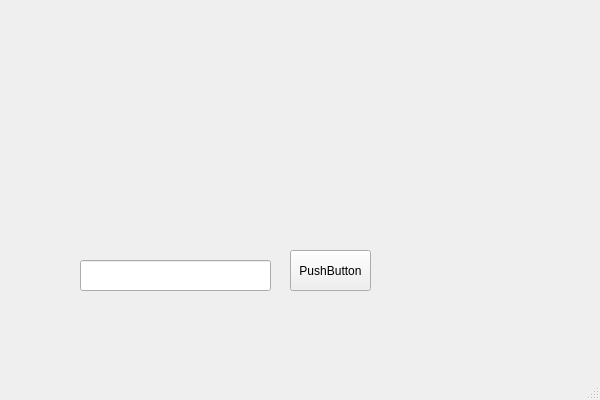
Qt form pttvj/mainwindow.ui (monptt/pttvj) before a commit.
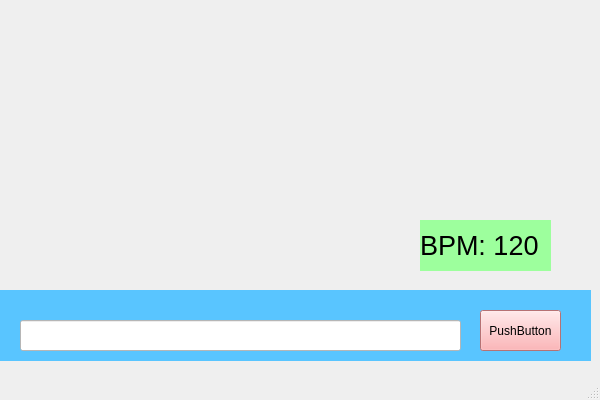
The same form after that commit.

Commit message: input with Enter key

What changed in the file:
```diff
--- a/pttvj/mainwindow.ui
+++ b/pttvj/mainwindow.ui
@@ -17,21 +17,27 @@
    <widget class="QWidget" name="widget" native="true">
     <property name="geometry">
      <rect>
-      <x>50</x>
-      <y>240</y>
-      <width>341</width>
+      <x>0</x>
+      <y>290</y>
+      <width>591</width>
       <height>71</height>
      </rect>
     </property>
+    <property name="styleSheet">
+     <string notr="true">background-color: rgb(89, 197, 255);</string>
+    </property>
     <widget class="QPushButton" name="cmdBtn">
      <property name="geometry">
       <rect>
-       <x>240</x>
-       <y>10</y>
+       <x>480</x>
+       <y>20</y>
        <width>81</width>
        <height>41</height>
       </rect>
      </property>
+     <property name="styleSheet">
+      <string notr="true">background-color: rgb(255, 160, 162);</string>
+     </property>
      <property name="text">
       <string>PushButton</string>
      </property>
@@ -39,14 +45,38 @@
     <widget class="QLineEdit" name="cmdLine">
      <property name="geometry">
       <rect>
-       <x>30</x>
-       <y>20</y>
-       <width>191</width>
+       <x>20</x>
+       <y>30</y>
+       <width>441</width>
        <height>31</height>
       </rect>
      </property>
+     <property name="styleSheet">
+      <string notr="true">background-color: rgb(255, 255, 255);</string>
+     </property>
     </widget>
    </widget>
+   <widget class="QLabel" name="label">
+    <property name="geometry">
+     <rect>
+      <x>420</x>
+      <y>220</y>
+      <width>131</width>
+      <height>51</height>
+     </rect>
+    </property>
+    <property name="font">
+     <font>
+      <pointsize>20</pointsize>
+     </font>
+    </property>
+    <property name="styleSheet">
+     <string notr="true">background-color: rgb(157, 255, 157);</string>
+    </property>
+    <property name="text">
+     <string>BPM: 120</string>
+    </property>
+   </widget>
   </widget>
   <widget class="QMenuBar" name="menubar">
    <property name="geometry">
```
The commit also changes 2 other files.
